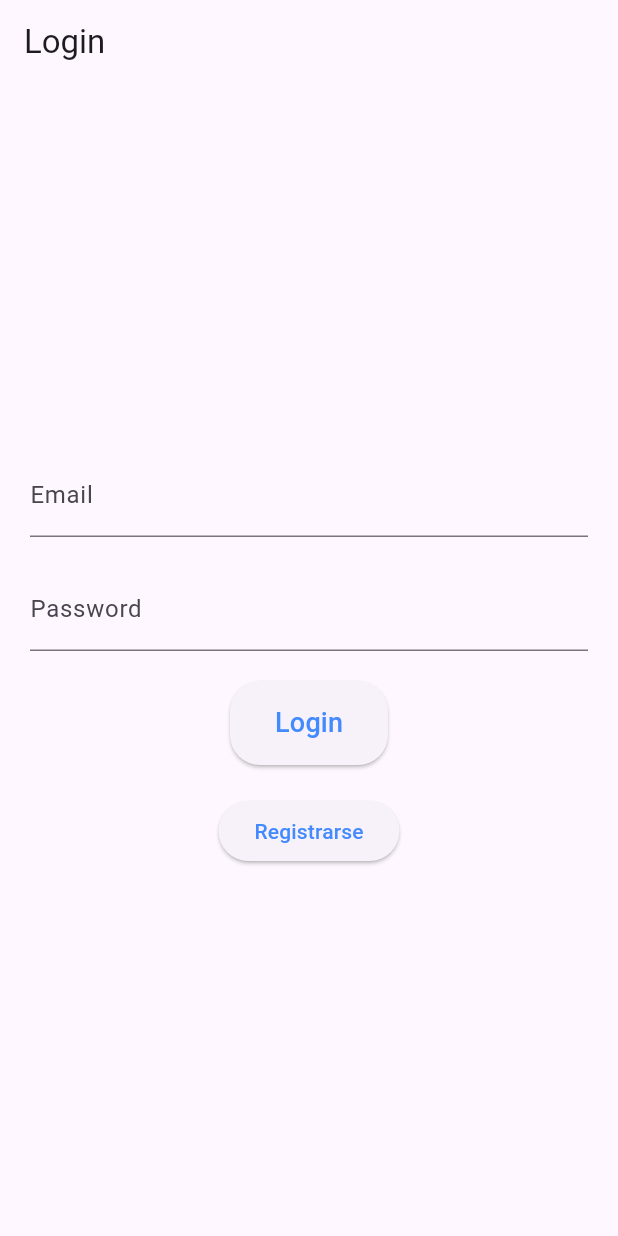
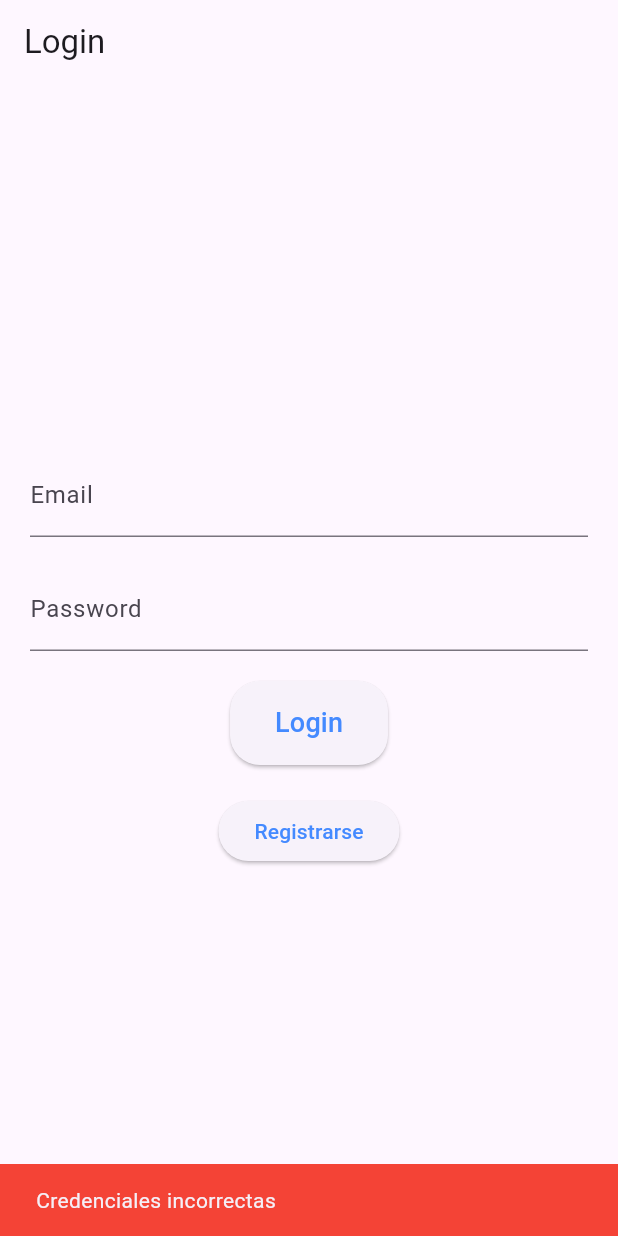
Before and after one commit to MelvinMajano/Ap_Autenticacion, a Flutter app: the screen it shows after launch, after a tap on "Login", on a phone screen of 412 x 824 dp. Run offline on Flutter 3.47's test engine with Material 3 defaults, Android fonts, the phone set to English and light mode, and no system bars; missing offline and left inert: dart:js.

Commit message:
Logica Intro

```diff
--- a/lib/pantallas/login_page.dart
+++ b/lib/pantallas/login_page.dart
@@ -1,5 +1,6 @@
 import 'package:flutter/material.dart';
 import 'registro_page.dart';
+import 'InicioPage.dart';
 
 class LoginPage extends StatefulWidget {
   const LoginPage({Key? key}) : super(key: key);
@@ -11,6 +12,10 @@ class LoginPage extends StatefulWidget {
 class _LoginPageState extends State<LoginPage> {
   TextEditingController _emailController = TextEditingController();
   TextEditingController _passwordController = TextEditingController();
+
+  // Simulación de credenciales almacenadas
+  String Email = 'joseph.alcerro@unah.hn';
+  String Password = '20222000391';
 
   @override
   Widget build(BuildContext context) {
@@ -40,13 +45,28 @@ class _LoginPageState extends State<LoginPage> {
             SizedBox(height: 20.0),
             ElevatedButton(
               onPressed: () {
-                // Aqui falta la logica para verificar el inicio de sesion
-
+                // Verifica las credenciales ingresadas
                 String email = _emailController.text;
                 String password = _passwordController.text;
 
-                print('Email: $email');
-                print('Password: $password');
+                if (email == Email && password == Password) {
+                  // Si las credenciales son correctas, navega a la página de inicio
+                  Navigator.pushReplacement(
+                    context,
+                    MaterialPageRoute(
+                      builder: (context) =>
+                          InicioPage(), // Reemplaza LoginPage con la página de inicio
+                    ),
+                  );
+                } else {
+                  // Si las credenciales son incorrectas, muestra un mensaje de error
+                  ScaffoldMessenger.of(context).showSnackBar(
+                    SnackBar(
+                      content: Text('Credenciales incorrectas'),
+                      backgroundColor: Colors.red,
+                    ),
+                  );
+                }
               },
               style: ElevatedButton.styleFrom(
                 padding: EdgeInsets.symmetric(vertical: 15, horizontal: 30),
--- a/lib/routes.dart
+++ b/lib/routes.dart
@@ -1,6 +1,5 @@
-
-
-enum MyRoutes{
+enum MyRoutes {
   loginRoute,
   registroRoute,
+  InicioPage,
 }
```
Also changed, not shown: lib/pantallas/InicioPage.dart (added, +20 -0 lines), lib/router.dart (+6 -4 lines).
